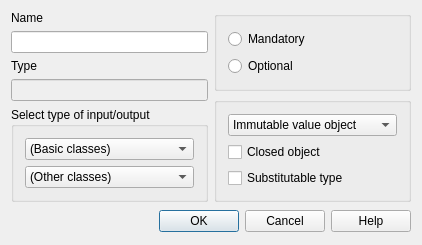
This is lavape/src/LavaPE_UI/idd_iobox.ui in berkus/lavape as Qt 5 draws it before an edit. The edited form follows.
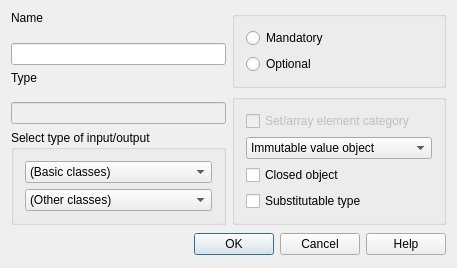
This is the edited form.

```diff
--- a/lavape/src/LavaPE_UI/idd_iobox.ui
+++ b/lavape/src/LavaPE_UI/idd_iobox.ui
@@ -5,8 +5,8 @@
    <rect>
     <x>0</x>
     <y>0</y>
-    <width>422</width>
-    <height>236</height>
+    <width>457</width>
+    <height>240</height>
    </rect>
   </property>
   <property name="sizePolicy" >
@@ -173,8 +173,21 @@
           </sizepolicy>
          </property>
          <layout class="QVBoxLayout" >
+          <item>
+           <widget class="QCheckBox" name="ElemCat" >
+            <property name="enabled" >
+             <bool>false</bool>
+            </property>
+            <property name="text" >
+             <string>Set/array element category</string>
+            </property>
+           </widget>
+          </item>
           <item>
            <widget class="QComboBox" name="ParamCategory" >
+            <property name="enabled" >
+             <bool>true</bool>
+            </property>
             <property name="sizeAdjustPolicy" >
              <enum>QComboBox::AdjustToContents</enum>
             </property>
```
Left out of the diff: 5 changed lines with no effect on the pictures.
